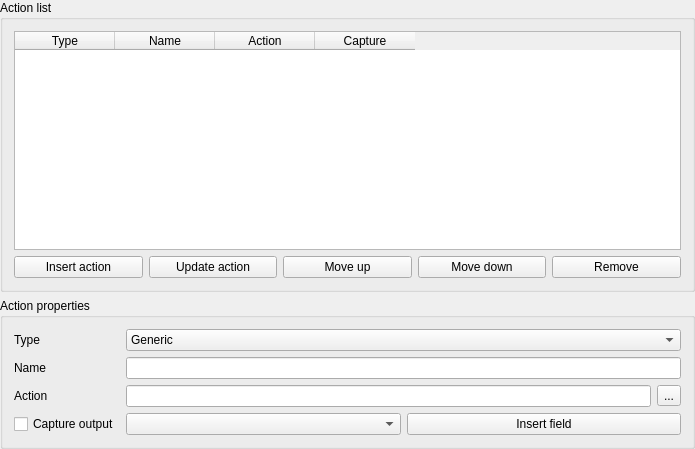
Before: the Qt Designer form src/ui/qgsattributeactiondialogbase.ui in qgis/QGIS, drawn with Qt 5.
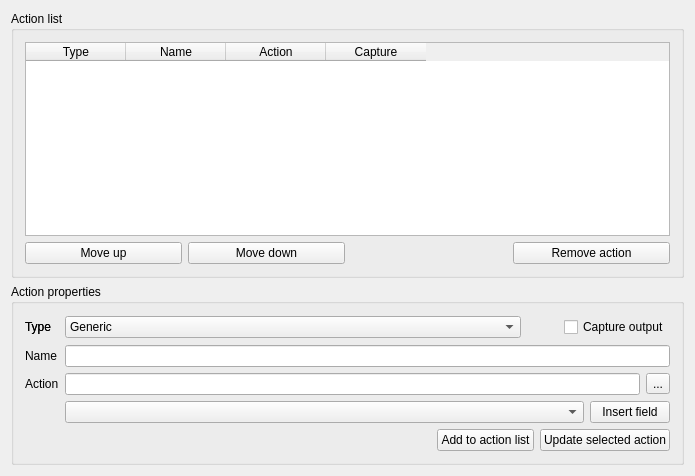
After: the same form once the commit is applied.

Commit message: make "action" tab less confusing (partially fix #4211): display add and update buttons below the edit action widget (following the "new shapefile" UI style) move the "capture output" checkbox away from the "insert field" combo

Patch:
```diff
--- a/src/ui/qgsattributeactiondialogbase.ui
+++ b/src/ui/qgsattributeactiondialogbase.ui
@@ -7,7 +7,7 @@
     <x>0</x>
     <y>0</y>
     <width>695</width>
-    <height>449</height>
+    <height>476</height>
    </rect>
   </property>
   <property name="sizePolicy">
@@ -20,16 +20,13 @@
    <string>Attribute Actions</string>
   </property>
   <layout class="QGridLayout" name="gridLayout_2">
-   <property name="margin">
-    <number>0</number>
-   </property>
    <item row="0" column="0">
     <widget class="QGroupBox" name="groupBox_2">
      <property name="title">
       <string>Action list</string>
      </property>
      <layout class="QGridLayout" name="gridLayout_3">
-      <item row="0" column="0" colspan="5">
+      <item row="0" column="0" colspan="4">
        <widget class="QTableWidget" name="attributeActionTable">
         <property name="sizePolicy">
          <sizepolicy hsizetype="Expanding" vsizetype="Expanding">
@@ -71,27 +68,17 @@
         </column>
        </widget>
       </item>
+      <item row="1" column="3">
+       <widget class="QPushButton" name="removeButton">
+        <property name="toolTip">
+         <string>Remove the selected action</string>
+        </property>
+        <property name="text">
+         <string>Remove action</string>
+        </property>
+       </widget>
+      </item>
       <item row="1" column="0">
-       <widget class="QPushButton" name="insertButton">
-        <property name="toolTip">
-         <string>Inserts the action into the list above</string>
-        </property>
-        <property name="text">
-         <string>Insert action</string>
-        </property>
-       </widget>
-      </item>
-      <item row="1" column="1">
-       <widget class="QPushButton" name="updateButton">
-        <property name="toolTip">
-         <string>Update the selected action</string>
-        </property>
-        <property name="text">
-         <string>Update action</string>
-        </property>
-       </widget>
-      </item>
-      <item row="1" column="2">
        <widget class="QPushButton" name="moveUpButton">
         <property name="toolTip">
          <string>Move the selected action up</string>
@@ -101,7 +88,7 @@
         </property>
        </widget>
       </item>
-      <item row="1" column="3">
+      <item row="1" column="1">
        <widget class="QPushButton" name="moveDownButton">
         <property name="toolTip">
          <string>Move the selected action down</string>
@@ -111,16 +98,6 @@
         </property>
        </widget>
       </item>
-      <item row="1" column="4">
-       <widget class="QPushButton" name="removeButton">
-        <property name="toolTip">
-         <string>Remove the selected action</string>
-        </property>
-        <property name="text">
-         <string>Remove</string>
-        </property>
-       </widget>
-      </item>
      </layout>
     </widget>
    </item>
@@ -130,6 +107,84 @@
       <string>Action properties</string>
      </property>
      <layout class="QGridLayout" name="gridLayout">
+      <item row="0" column="0">
+       <widget class="QLabel" name="label">
+        <property name="text">
+         <string>Type</string>
+        </property>
+        <property name="buddy">
+         <cstring>actionType</cstring>
+        </property>
+       </widget>
+      </item>
+      <item row="0" column="1">
+       <layout class="QHBoxLayout" name="horizontalLayout_4">
+        <item>
+         <widget class="QComboBox" name="actionType">
+          <property name="sizePolicy">
+           <sizepolicy hsizetype="Expanding" vsizetype="Fixed">
+            <horstretch>0</horstretch>
+            <verstretch>0</verstretch>
+           </sizepolicy>
+          </property>
+          <item>
+           <property name="text">
+            <string>Generic</string>
+           </property>
+          </item>
+          <item>
+           <property name="text">
+            <string>Python</string>
+           </property>
+          </item>
+          <item>
+           <property name="text">
+            <string>Mac</string>
+           </property>
+          </item>
+          <item>
+           <property name="text">
+            <string>Windows</string>
+           </property>
+          </item>
+          <item>
+           <property name="text">
+            <string>Unix</string>
+           </property>
+          </item>
+         </widget>
+        </item>
+        <item>
+         <spacer name="horizontalSpacer_3">
+          <property name="orientation">
+           <enum>Qt::Horizontal</enum>
+          </property>
+          <property name="sizeType">
+           <enum>QSizePolicy::Fixed</enum>
+          </property>
+          <property name="sizeHint" stdset="0">
+           <size>
+            <width>37</width>
+            <height>24</height>
+           </size>
+          </property>
+         </spacer>
+        </item>
+        <item>
+         <widget class="QCheckBox" name="captureCB">
+          <property name="toolTip">
+           <string>Captures any output from the action</string>
+          </property>
+          <property name="whatsThis">
+           <string>Captures the standard output or error generated by the action and displays it in a dialog box</string>
+          </property>
+          <property name="text">
+           <string>Capture output</string>
+          </property>
+         </widget>
+        </item>
+       </layout>
+      </item>
       <item row="1" column="0">
        <widget class="QLabel" name="textLabel1">
         <property name="whatsThis">
@@ -196,19 +251,6 @@
         </item>
        </layout>
       </item>
-      <item row="3" column="0">
-       <widget class="QCheckBox" name="captureCB">
-        <property name="toolTip">
-         <string>Captures any output from the action</string>
-        </property>
-        <property name="whatsThis">
-         <string>Captures the standard output or error generated by the action and displays it in a dialog box</string>
-        </property>
-        <property name="text">
-         <string>Capture output</string>
-        </property>
-       </widget>
-      </item>
       <item row="3" column="1">
        <layout class="QHBoxLayout" name="horizontalLayout_2">
         <item>
@@ -220,6 +262,12 @@
         </item>
         <item>
          <widget class="QPushButton" name="insertFieldButton">
+          <property name="sizePolicy">
+           <sizepolicy hsizetype="Fixed" vsizetype="Fixed">
+            <horstretch>0</horstretch>
+            <verstretch>0</verstretch>
+           </sizepolicy>
+          </property>
           <property name="toolTip">
            <string>Inserts the selected field into the action, prepended with a %</string>
           </property>
@@ -230,34 +278,45 @@
         </item>
        </layout>
       </item>
-      <item row="0" column="1">
-       <widget class="QComboBox" name="actionType">
+      <item row="4" column="0" colspan="2">
+       <layout class="QHBoxLayout" name="horizontalLayout_3">
         <item>
-         <property name="text">
-          <string>Generic</string>
-         </property>
+         <spacer name="horizontalSpacer">
+          <property name="orientation">
+           <enum>Qt::Horizontal</enum>
+          </property>
+          <property name="sizeType">
+           <enum>QSizePolicy::Expanding</enum>
+          </property>
+          <property name="sizeHint" stdset="0">
+           <size>
+            <width>40</width>
+            <height>20</height>
+           </size>
+          </property>
+         </spacer>
         </item>
         <item>
-         <property name="text">
-          <string>Python</string>
-         </property>
+         <widget class="QPushButton" name="insertButton">
+          <property name="toolTip">
+           <string>Inserts the action into the list above</string>
+          </property>
+          <property name="text">
+           <string>Add to action list</string>
+          </property>
+         </widget>
         </item>
         <item>
-         <property name="text">
-          <string>Mac</string>
-         </property>
+         <widget class="QPushButton" name="updateButton">
+          <property name="toolTip">
+           <string>Update the selected action</string>
+          </property>
+          <property name="text">
+           <string>Update selected action</string>
+          </property>
+         </widget>
         </item>
-        <item>
-         <property name="text">
-          <string>Windows</string>
-         </property>
-        </item>
-        <item>
-         <property name="text">
-          <string>Unix</string>
-         </property>
-        </item>
-       </widget>
+       </layout>
       </item>
       <item row="0" column="0">
        <widget class="QLabel" name="label">
```
Left out of the diff: 8 changed lines with no effect on the pictures.
